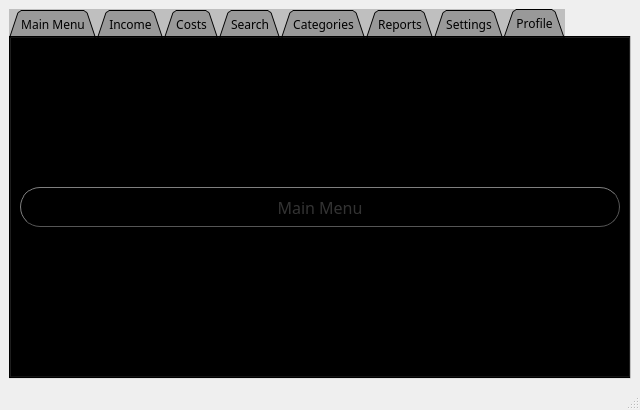
Above: MainWindow.ui from Arian-SK/Personal-Accounting-App before the change. Below: the same form after it.
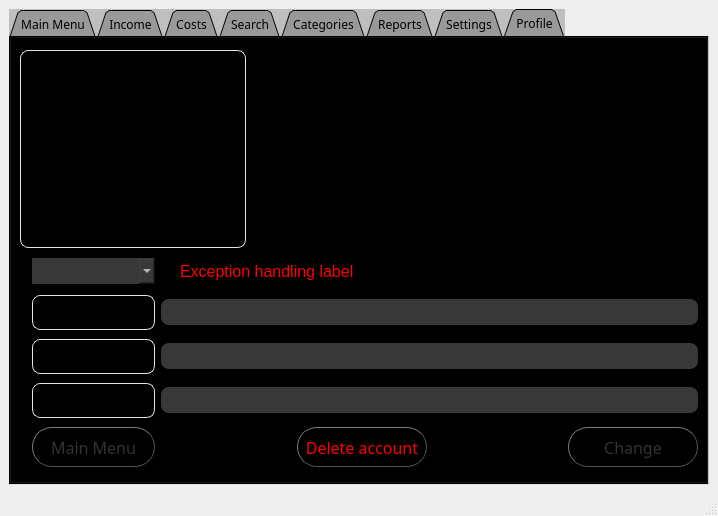
That is the form after the change. The open tabs and pages were chosen to show the change.

The edit to the form file:
```diff
--- a/MainWindow.ui
+++ b/MainWindow.ui
@@ -6,8 +6,8 @@
    <rect>
     <x>0</x>
     <y>0</y>
-    <width>640</width>
-    <height>410</height>
+    <width>718</width>
+    <height>516</height>
    </rect>
   </property>
   <property name="minimumSize">
@@ -21,7 +21,7 @@
   </property>
   <widget class="QWidget" name="centralwidget">
    <layout class="QGridLayout" name="gridLayout">
-    <item row="1" column="0">
+    <item row="0" column="0">
      <widget class="QTabWidget" name="tabWidget">
       <property name="sizePolicy">
        <sizepolicy hsizetype="Expanding" vsizetype="Expanding">
@@ -1942,7 +1942,127 @@
         <string>Profile</string>
        </attribute>
        <layout class="QGridLayout" name="gridLayout_7">
-        <item row="0" column="0">
+        <item row="5" column="4">
+         <widget class="QPushButton" name="buttonDelete">
+          <property name="minimumSize">
+           <size>
+            <width>40</width>
+            <height>40</height>
+           </size>
+          </property>
+          <property name="font">
+           <font>
+            <family>Impact</family>
+            <pointsize>12</pointsize>
+           </font>
+          </property>
+          <property name="styleSheet">
+           <string notr="true">QPushButton {
+color: red;
+border: 1px solid #555;
+border-radius: 20px;
+border-style: outset;
+background: qradialgradient(
+cx: 0.3, cy: -0.4, fx: 0.3, fy: -0.4,
+radius: 1, stop: 0 #fff, stop: 1 #888
+);
+padding: 5px;
+}
+
+QPushButton:hover {
+background: qradialgradient(
+cx: 0.3, cy: -0.4, fx: 0.3, fy: -0.4,
+radius: 1.35, stop: 0 #fff, stop: 1 #bbb
+);
+}</string>
+          </property>
+          <property name="text">
+           <string>Delete account</string>
+          </property>
+         </widget>
+        </item>
+        <item row="4" column="3" colspan="4">
+         <widget class="QLineEdit" name="linePassword">
+          <property name="styleSheet">
+           <string notr="true">QLineEdit {
+	color: rgb(56, 56, 56);
+	color: rgb(255,255,255);
+  	border-radius: 8px;
+  	padding: 5px 15px;
+  	background-color:#383838
+}
+</string>
+          </property>
+          <property name="echoMode">
+           <enum>QLineEdit::Normal</enum>
+          </property>
+          <property name="readOnly">
+           <bool>false</bool>
+          </property>
+         </widget>
+        </item>
+        <item row="0" column="4">
+         <spacer name="horizontalSpacer_20">
+          <property name="orientation">
+           <enum>Qt::Horizontal</enum>
+          </property>
+          <property name="sizeHint" stdset="0">
+           <size>
+            <width>40</width>
+            <height>20</height>
+           </size>
+          </property>
+         </spacer>
+        </item>
+        <item row="5" column="3">
+         <spacer name="horizontalSpacer_17">
+          <property name="orientation">
+           <enum>Qt::Horizontal</enum>
+          </property>
+          <property name="sizeHint" stdset="0">
+           <size>
+            <width>40</width>
+            <height>20</height>
+           </size>
+          </property>
+         </spacer>
+        </item>
+        <item row="0" column="5">
+         <spacer name="horizontalSpacer_22">
+          <property name="orientation">
+           <enum>Qt::Horizontal</enum>
+          </property>
+          <property name="sizeHint" stdset="0">
+           <size>
+            <width>40</width>
+            <height>20</height>
+           </size>
+          </property>
+         </spacer>
+        </item>
+        <item row="3" column="2">
+         <widget class="QLabel" name="labelEmail">
+          <property name="font">
+           <font>
+            <family>Impact</family>
+            <pointsize>12</pointsize>
+           </font>
+          </property>
+          <property name="styleSheet">
+           <string notr="true">QLabel {
+  background-color:rgba(0,0,0, 20% );
+  border-radius: 8px;
+  padding: 5px 15px;
+  border: 1px solid #e0e4e7;
+}
+</string>
+          </property>
+          <property name="text">
+           <string>Email:</string>
+          </property>
+         </widget>
+        </item>
+        <item row="5" column="2">
          <widget class="QPushButton" name="buttonBackFromProfile">
           <property name="minimumSize">
            <size>
@@ -1981,6 +2101,200 @@
           </property>
          </widget>
         </item>
+        <item row="1" column="2">
+         <widget class="QComboBox" name="comboProfiles">
+          <property name="styleSheet">
+           <string notr="true">QComboBox {
+	color: rgb(56, 56, 56);
+	color: rgb(255,255,255);
+  	border-radius: 1px;
+  	padding: 5px 15px;
+  	background-color:#383838
+}
+
+QComboBox::hover {
+  border: 1px solid #e0e4e7;
+
+}
+
+QComboBox::focus{
+  border: 1px solid #e0e4e7;
+}</string>
+          </property>
+         </widget>
+        </item>
+        <item row="3" column="3" colspan="4">
+         <widget class="QLineEdit" name="lineEmail">
+          <property name="styleSheet">
+           <string notr="true">QLineEdit {
+	color: rgb(56, 56, 56);
+	color: rgb(255,255,255);
+  	border-radius: 8px;
+  	padding: 5px 15px;
+  	background-color:#383838
+}
+</string>
+          </property>
+          <property name="readOnly">
+           <bool>false</bool>
+          </property>
+         </widget>
+        </item>
+        <item row="0" column="6">
+         <spacer name="horizontalSpacer_21">
+          <property name="orientation">
+           <enum>Qt::Horizontal</enum>
+          </property>
+          <property name="sizeHint" stdset="0">
+           <size>
+            <width>40</width>
+            <height>20</height>
+           </size>
+          </property>
+         </spacer>
+        </item>
+        <item row="2" column="2">
+         <widget class="QLabel" name="labelUsername">
+          <property name="font">
+           <font>
+            <family>Impact</family>
+            <pointsize>12</pointsize>
+           </font>
+          </property>
+          <property name="styleSheet">
+           <string notr="true">QLabel {
+  background-color:rgba(0,0,0, 20% );
+  border-radius: 8px;
+  padding: 5px 15px;
+  border: 1px solid #e0e4e7;
+}
+</string>
+          </property>
+          <property name="text">
+           <string>Username:</string>
+          </property>
+         </widget>
+        </item>
+        <item row="5" column="6">
+         <widget class="QPushButton" name="buttonChange">
+          <property name="minimumSize">
+           <size>
+            <width>0</width>
+            <height>40</height>
+           </size>
+          </property>
+          <property name="font">
+           <font>
+            <family>Impact</family>
+            <pointsize>12</pointsize>
+           </font>
+          </property>
+          <property name="styleSheet">
+           <string notr="true">QPushButton {
+color: #333;
+border: 1px solid #555;
+border-radius: 20px;
+border-style: outset;
+background: qradialgradient(
+cx: 0.3, cy: -0.4, fx: 0.3, fy: -0.4,
+radius: 1, stop: 0 #fff, stop: 1 #888
+);
+padding: 5px;
+}
+
+QPushButton:hover {
+background: qradialgradient(
+cx: 0.3, cy: -0.4, fx: 0.3, fy: -0.4,
+radius: 1.35, stop: 0 #fff, stop: 1 #bbb
+);
+}</string>
+          </property>
+          <property name="text">
+           <string>Change</string>
+          </property>
+         </widget>
+        </item>
+        <item row="2" column="3" colspan="4">
+         <widget class="QLineEdit" name="lineUsername">
+          <property name="styleSheet">
+           <string notr="true">QLineEdit {
+	color: rgb(56, 56, 56);
+	color: rgb(255,255,255);
+  	border-radius: 8px;
+  	padding: 5px 15px;
+  	background-color:#383838
+}
+</string>
+          </property>
+          <property name="readOnly">
+           <bool>true</bool>
+          </property>
+         </widget>
+        </item>
+        <item row="0" column="0" colspan="4">
+         <widget class="QLabel" name="labelProfilePic">
+          <property name="maximumSize">
+           <size>
+            <width>226</width>
+            <height>198</height>
+           </size>
+          </property>
+          <property name="styleSheet">
+           <string notr="true">QLabel {
+  background-color:rgba(0,0,0, 20% );
+  border-radius: 8px;
+  padding: 5px 15px;
+  border: 1px solid #e0e4e7;
+}
+</string>
+          </property>
+          <property name="text">
+           <string/>
+          </property>
+         </widget>
+        </item>
+        <item row="4" column="2">
+         <widget class="QLabel" name="labelPassword">
+          <property name="font">
+           <font>
+            <family>Impact</family>
+            <pointsize>12</pointsize>
+           </font>
+          </property>
+          <property name="styleSheet">
+           <string notr="true">QLabel {
+  background-color:rgba(0,0,0, 20% );
+  border-radius: 8px;
+  padding: 5px 15px;
+  border: 1px solid #e0e4e7;
+}
+</string>
+          </property>
+          <property name="text">
+           <string>Password:</string>
+          </property>
+         </widget>
+        </item>
+        <item row="1" column="3" colspan="4">
+         <widget class="QLabel" name="labelExceptionProfile">
+          <property name="font">
+           <font>
+            <pointsize>12</pointsize>
+           </font>
+          </property>
+          <property name="styleSheet">
+           <string notr="true">QLabel {
+  color:rgb(255, 0, 0);
+  background-color:rgba(0,0,0, 20% );
+  padding: 5px 15px;
+}
+</string>
+          </property>
+          <property name="text">
+           <string>Exception handling label</string>
+          </property>
+         </widget>
+        </item>
        </layout>
       </widget>
      </widget>
```
Left out of the diff: 498 changed lines with no effect on the pictures.
